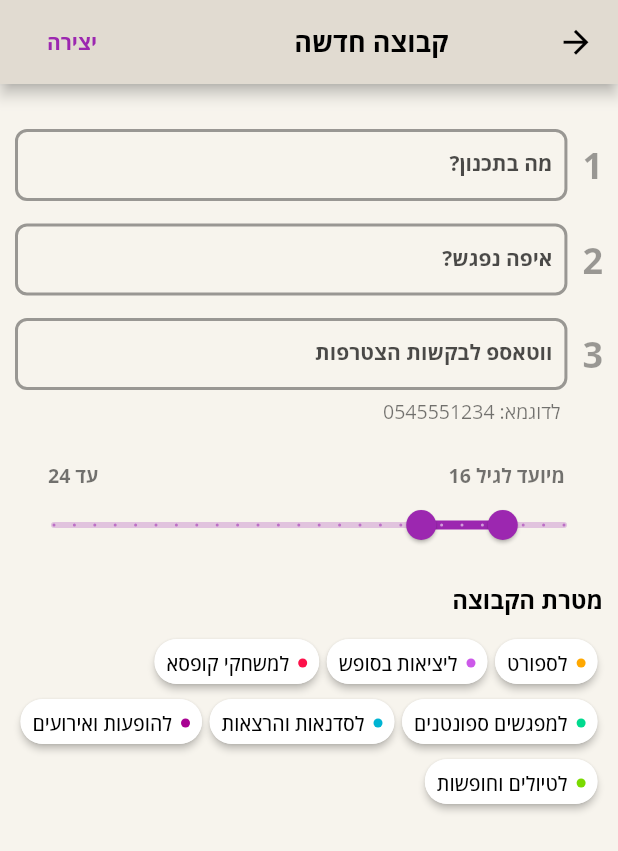
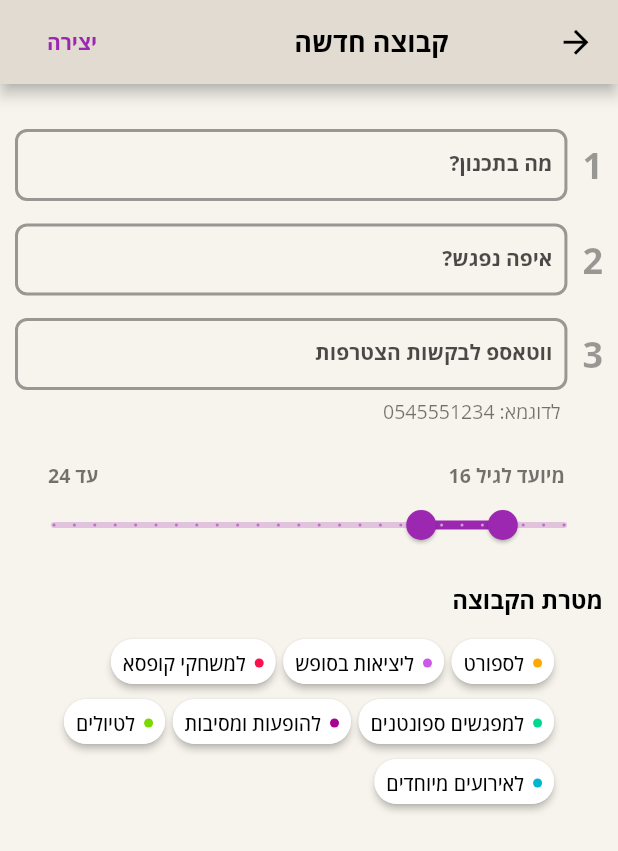
Before and after one commit to idan054/routee2, a Flutter app: the CreatePage screen opened directly, on a phone screen of 412 x 824 dp. Shown: the top 851 px of the screen. Run offline on Flutter 3.47's test engine with Material 2 defaults, Android fonts, the light colour scheme and no system bars; our stand-ins replace cloud_firestore, firebase_core, flutter_svg, freezed_annotation, google_fonts, hive and 2 more; missing offline and left inert: autocomplete_textfield, haversine_distance, omni_datetime_picker; accounts and stored records are empty; generated files the repository leaves out were written again; statements that could not run were skipped.

Commit message:
Whatsapp Ui - Amazing improve

```diff
--- a/lib/common/constants.dart
+++ b/lib/common/constants.dart
@@ -4,7 +4,7 @@ import 'models/address_result.dart';
 import 'models/event_category.dart';
 import 'models/event_item.dart';
 
-var appVersion = 1.1;
+var appVersion = 1.2;
 // const bgColor = Color(0xff1d1b31);
 // const bgColorLight = Color(0xff262440);
 
@@ -57,6 +57,7 @@ var categories = [
       // categoryName: 'קבוצות 18-24 לאימונים וספורט',
       // categoryName: 'לאימונים וספורט',
       categoryName: 'לספורט',
+          // ' 👟',
       categoryColor: categoryColors[4],
       coverImagePath: 'assets/covers/sport.png'),
   EventCategory(
@@ -64,6 +65,7 @@ var categories = [
       // categoryName: 'קבוצות 18-24 ליציאה בסופש',
       // categoryName: 'ליציאות בסופש',
       categoryName: 'ליציאות בסופש',
+          // ' 🍻',
       categoryColor: categoryColors[0],
       coverImagePath: 'assets/covers/weekend.png'),
   // EventCategory(
@@ -78,6 +80,7 @@ var categories = [
       // categoryName: 'קבוצות 18-24 למשחקי קופסא',
       // categoryName: 'למשחקי קופסא',
       categoryName: 'למשחקי קופסא',
+          // ' 🎲',
       categoryColor: categoryColors[2],
       coverImagePath: 'assets/covers/board_games.png'),
   EventCategory(
@@ -85,15 +88,10 @@ var categories = [
       // categoryName: 'קבוצות 18-24 למפגשים ספונטנים',
       // categoryName: 'למפגשים ספונטנים',
       categoryName: 'למפגשים ספונטנים',
+          // ' 👋',
       categoryColor: categoryColors[3],
       coverImagePath: 'assets/covers/other_event.png'),
-  EventCategory(
-      categoryType: CategoryType.lecture,
-      // categoryName: 'קבוצות 18-24 לסדנאות והרצאות',
-      // categoryName: 'לסדנאות והרצאות',
-      categoryName: 'לסדנאות והרצאות',
-      categoryColor: categoryColors[5],
-      coverImagePath: 'assets/covers/lecture.png'),
+
   // EventCategory(
   //     categoryType: CategoryType.party,
   //     // categoryName: 'קבוצות 18-24 למסיבות ואירועים',
@@ -101,20 +99,30 @@ var categories = [
   //     categoryName: 'למסיבות ואירועים',
   //     categoryColor: categoryColors[6],
   //     coverImagePath: 'assets/covers/party.png'),
+
   EventCategory(
       categoryType: CategoryType.show,
       // categoryName: 'קבוצות 18-24 ללכת להופעות',
       // categoryName: 'ללכת להופעות',
-      categoryName: 'להופעות ואירועים',
+      categoryName: 'להופעות ומסיבות',
+          // ' 🎉',
       categoryColor: categoryColors[6],
       coverImagePath: 'assets/covers/show.png'),
   EventCategory(
       categoryType: CategoryType.trip,
       // categoryName: 'קבוצות 18-24 לטיולים וחופשות',
-      categoryName: 'לטיולים וחופשות',
-      // categoryName: 'לטיולים',
+      // categoryName: 'לטיולים וחופשות',
+      categoryName: 'לטיולים',
+          // ' 🍃',
       categoryColor: categoryColors[7],
       coverImagePath: 'assets/covers/trip.png'),
+  EventCategory(
+      categoryType: CategoryType.lecture,
+      // categoryName: 'קבוצות 18-24 לסדנאות והרצאות',
+      // categoryName: 'לסדנאות והרצאות',
+      categoryName: 'לאירועים מיוחדים',
+      categoryColor: categoryColors[5],
+      coverImagePath: 'assets/covers/lecture.png'),
 ];
 
 var sampleEvent = EventItem(
--- a/lib/main.dart
+++ b/lib/main.dart
@@ -32,7 +32,7 @@ void main() async {
   await Hive.openBox('uniBox');
   await initializeDateFormatting('he_IL', null);
   print('kIsWeb: $kIsWeb kDebugMode: $kDebugMode');
-  if (kDebugMode) await Hive.box('uniBox').clear();
+  // if (kDebugMode) await Hive.box('uniBox').clear();
   runApp(const MyApp());
 }
 
```
Also changed, not shown: lib/pages/category_page.dart (+2 -8 lines), lib/pages/home_page.dart (+15 -4 lines), lib/update_details_dialog.dart (+8 -7 lines), 1 other file.
